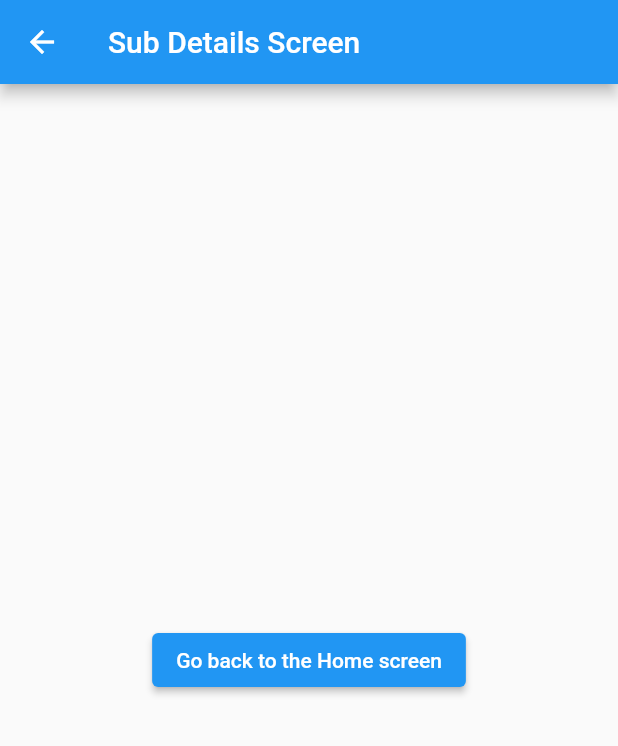
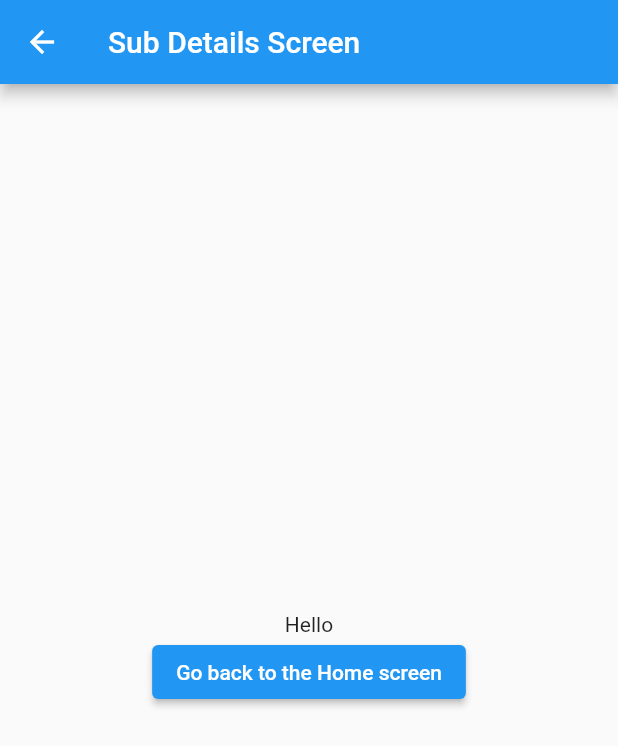
Before and after one commit to pcbimon/testGoRouter, a Flutter app: the DetailsScreen screen opened by its route, after a tap on "Go to sub Detail", on a phone screen of 412 x 824 dp. Shown: the top 746 px of the screen. Run offline on Flutter 3.47's test engine with Material 2 defaults, Android fonts, the phone set to English and light mode, and no system bars; our stand-ins replace go_router.

Commit message:
pass some data to route

```diff
--- a/lib/main.dart
+++ b/lib/main.dart
@@ -31,9 +31,9 @@ final GoRouter _router = GoRouter(
           },
           routes: [
             GoRoute(
-                path: 'subdetails',
+                path: 'subdetails/:text',
                 builder: (BuildContext context, GoRouterState state) {
-                  return const SubDetailsScreen();
+                  return SubDetailsScreen(state.params['text'].toString());
                 }
             )
           ]
@@ -98,7 +98,7 @@ class DetailsScreen extends StatelessWidget {
               child: const Text('Go back to the Home screen'),
             ),
             ElevatedButton(
-              onPressed: () => context.go('/details/subdetails'),
+              onPressed: () => context.go('/details/subdetails/Hello'),
               child: const Text('Go to sub Detail'),
             ),
           ],
@@ -109,8 +109,8 @@ class DetailsScreen extends StatelessWidget {
 }
 /// The details screen
 class SubDetailsScreen extends StatelessWidget {
-  /// Constructs a [DetailsScreen]
-  const SubDetailsScreen({Key? key}) : super(key: key);
+  final String textFromRouter;
+  const SubDetailsScreen(this.textFromRouter, {super.key});
 
   @override
   Widget build(BuildContext context) {
@@ -119,7 +119,8 @@ class SubDetailsScreen extends StatelessWidget {
       body: Center(
         child: Column(
           mainAxisAlignment: MainAxisAlignment.center,
-          children: <ElevatedButton>[
+          children: [
+            Text(textFromRouter),
             ElevatedButton(
               onPressed: () => context.go('/'),
               child: const Text('Go back to the Home screen'),
```
